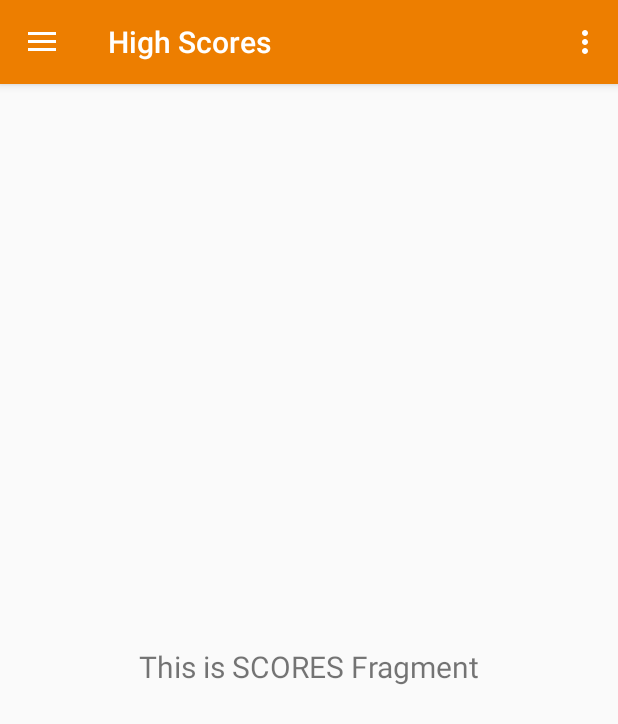
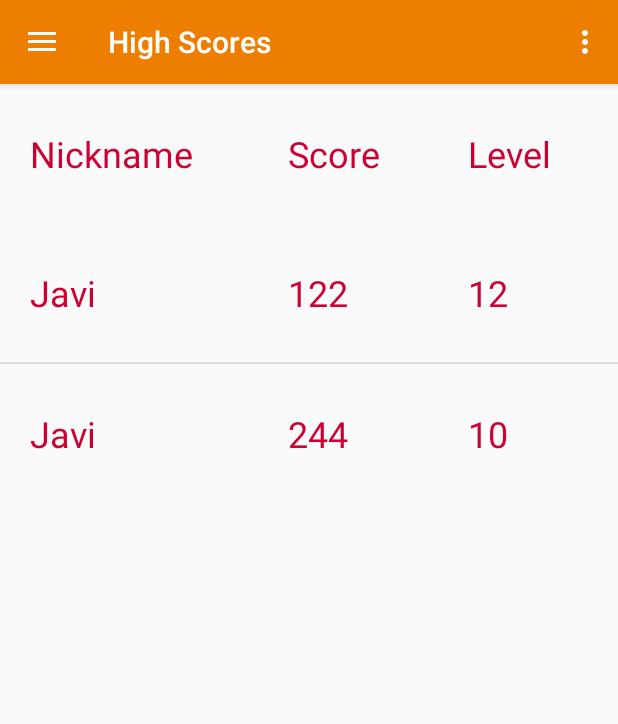
Before and after one commit to PuzzleDroid/PuzzleDroid, an Android app: the screen it shows after launch (MainActivity), after a tap on an icon or button, on a phone screen of 412 x 824 dp. Shown: the top 724 px of the screen. Run offline under Robolectric (Android 15) with nearby library versions, the light colour scheme and no system bars; our stand-ins replace Firebase (no records; nobody signed in at launch, a user with empty details on screens opened directly), Room's generated code, navigation-ui.

Commit message:
Has scores persisted and create an ordered tab

```diff
--- a/app/src/main/java/com/awaredevelopers/puzzledroid/db/AppDatabase.kt
+++ b/app/src/main/java/com/awaredevelopers/puzzledroid/db/AppDatabase.kt
@@ -18,7 +18,6 @@ abstract class AppDatabase : RoomDatabase() {
     // abstract var sInstance: AppDatabase
 
     abstract fun scoreDao(): ScoreDao
-
     /**
     private val mIsDatabaseCreated = MutableLiveData<Boolean>()
 
@@ -59,7 +58,7 @@ abstract class AppDatabase : RoomDatabase() {
                     })
                 }
             })
-            .addMigrations(MIGRATION_1_2)
+            //.addMigrations(MIGRATION_1_2)
             .build()
     }
 
@@ -107,6 +106,7 @@ abstract class AppDatabase : RoomDatabase() {
                         + "SELECT `id`, `name`, `description` FROM products"
             )
         }
-    }**/
+    }
     **/
+     **/
 }
--- a/app/src/main/java/com/awaredevelopers/puzzledroid/db/dao/ScoreDao.kt
+++ b/app/src/main/java/com/awaredevelopers/puzzledroid/db/dao/ScoreDao.kt
@@ -3,17 +3,21 @@ package com.awaredevelopers.puzzledroid.db.dao
 import androidx.lifecycle.LiveData
 import androidx.room.Dao
 import androidx.room.Insert
+import androidx.room.OnConflictStrategy
 import androidx.room.Query
 import com.awaredevelopers.puzzledroid.db.entity.ScoreEntity
-import java.util.List
+import kotlin.collections.List
 
 @Dao
 interface ScoreDao {
     @Query("Select * FROM scores")
-    fun loadAllScores(): LiveData<List<ScoreEntity>>
+    fun loadLiveScores(): LiveData<List<ScoreEntity>>
 
-    @Insert
-    fun insertScore(score: ScoreEntity)
+    @Query("Select * FROM scores")
+    fun loadAllScores(): List<ScoreEntity>
+
+    @Insert(onConflict = OnConflictStrategy.REPLACE)
+    fun insertScore(score: ScoreEntity) : Long
 
     // @Insert
     // fun insertAll(scores: List<ScoreEntity>)
--- a/app/src/main/java/com/awaredevelopers/puzzledroid/db/entity/ScoreEntity.kt
+++ b/app/src/main/java/com/awaredevelopers/puzzledroid/db/entity/ScoreEntity.kt
@@ -1,26 +1,30 @@
 package com.awaredevelopers.puzzledroid.db.entity
 
-import androidx.room.Entity;
-import androidx.room.Ignore;
-import androidx.room.PrimaryKey;
+import androidx.room.ColumnInfo
+import androidx.room.Entity
+import androidx.room.Ignore
+import androidx.room.PrimaryKey
+import org.jetbrains.annotations.NotNull
 
 @Entity(tableName = "scores")
-class ScoreEntity(val scoreParam: Int, val levelParam: Int) {
+class ScoreEntity() {
     @PrimaryKey(autoGenerate = true)
-    private var id: Int = 0
+    @NotNull
+    private var id: Long = 0
+    @ColumnInfo(defaultValue = "0")
+    @NotNull
+    private var level: Int = 0
+    @ColumnInfo(defaultValue = "0")
+    @NotNull
     private var score: Int = 0
-    private var level: Int = 0
+    @NotNull
+    private var nickname: String = ""
 
-    init {
-        setScore(scoreParam)
-        setLevel(levelParam)
-    }
-
-    fun getId(): Int {
+    fun getId(): Long {
         return id
     }
 
-    fun setId(id: Int) {
+    fun setId(id: Long) {
         this.id = id
     }
 
@@ -39,4 +43,12 @@ class ScoreEntity(val scoreParam: Int, val levelParam: Int) {
     fun setLevel(level: Int) {
         this.level = level
     }
+
+    fun getNickname(): String {
+        return this.nickname
+    }
+
+    fun setNickname(nickname: String) {
+        this.nickname = nickname
+    }
 }
--- a/app/src/main/java/com/awaredevelopers/puzzledroid/ui/home/HomeFragment.kt
+++ b/app/src/main/java/com/awaredevelopers/puzzledroid/ui/home/HomeFragment.kt
@@ -1,4 +1,6 @@
 package com.awaredevelopers.puzzledroid.ui.home
+
+import kotlinx.coroutines.*
 
 import android.content.Intent
 import android.os.Bundle
@@ -8,7 +10,9 @@ import android.view.ViewGroup
 import android.widget.ImageButton
 import android.widget.ImageView
 import androidx.fragment.app.Fragment
+import androidx.lifecycle.LifecycleOwner
 import androidx.lifecycle.LiveData
+import androidx.lifecycle.Observer
 import androidx.lifecycle.ViewModelProviders
 import androidx.navigation.fragment.findNavController
 import androidx.room.Room
@@ -24,6 +28,7 @@ import com.awaredevelopers.puzzledroid.db.entity.ScoreEntity
 class HomeFragment : Fragment() {
 
     private lateinit var homeViewModel: HomeViewModel
+    private lateinit var scoreList: List<ScoreEntity>
 
     override fun onCreateView(
             inflater: LayoutInflater,
@@ -33,18 +38,6 @@ class HomeFragment : Fragment() {
         homeViewModel =
             ViewModelProviders.of(this).get(HomeViewModel::class.java)
         val root = inflater.inflate(R.layout.fragment_home, container, false)
-
-        val applicationContext = context!!.getApplicationContext()
-
-        val db = Room.databaseBuilder(
-            applicationContext,
-            AppDatabase::class.java, "database-name"
-        ).build()
-
-        db.scoreDao().insertScore(ScoreEntity(10, 1))
-
-        val scores = db.scoreDao().loadAllScores()
-
 
         /*val textView: TextView = root.findViewById(R.id.text_home)
         homeViewModel.text.observe(viewLifecycleOwner, Observer {
--- /dev/null
+++ b/app/src/main/java/com/awaredevelopers/puzzledroid/ui/scores/ScoresAdapter.kt
@@ -0,0 +1,53 @@
+package com.awaredevelopers.puzzledroid.ui.scores
+
+import android.content.Context
+import android.view.LayoutInflater
+import android.view.View
+import android.view.ViewGroup
+import android.widget.BaseAdapter
+import android.widget.TextView
+import com.awaredevelopers.puzzledroid.R
+import com.awaredevelopers.puzzledroid.db.entity.ScoreEntity
+
+class ScoresAdapter(private val context: Context) : BaseAdapter() {
+    private val inflater: LayoutInflater
+            = context.getSystemService(Context.LAYOUT_INFLATER_SERVICE) as LayoutInflater
+
+    private var dataSource: List<ScoreEntity> = listOf()
+
+    override fun getCount(): Int {
+        return dataSource.size
+    }
+
+    override fun getItem(position: Int): Any {
+        return dataSource[position]
+    }
+
+    override fun getItemId(position: Int): Long {
+        return position.toLong()
+    }
+
+    override fun getView(position: Int, convertView: View?, parent: ViewGroup): View {
+        // Get view for row item
+        val rowView = inflater.inflate(R.layout.list_item_score, parent, false)
+
+        // Get title element
+        val timeTextView = rowView.findViewById(R.id.score_time) as TextView
+        val levelTextView = rowView.findViewById(R.id.score_level) as TextView
+        val nicknameTextView = rowView.findViewById(R.id.score_nickname) as TextView
+
+        val score = getItem(position) as ScoreEntity
+
+        timeTextView.text = score.getScore().toString()
+        levelTextView.text = score.getLevel().toString()
+        nicknameTextView.text = score.getNickname()
+
+        return rowView
+    }
+
+    open fun setScores(scores: List<ScoreEntity>) {
+        dataSource = scores
+
+        this.notifyDataSetChanged();
+    }
+}
--- a/app/src/main/java/com/awaredevelopers/puzzledroid/ui/scores/ScoresFragment.kt
+++ b/app/src/main/java/com/awaredevelopers/puzzledroid/ui/scores/ScoresFragment.kt
@@ -4,15 +4,32 @@ import android.os.Bundle
 import android.view.LayoutInflater
 import android.view.View
 import android.view.ViewGroup
-import android.widget.TextView
+import android.widget.*
 import androidx.fragment.app.Fragment
+import androidx.lifecycle.LiveData
 import androidx.lifecycle.Observer
 import androidx.lifecycle.ViewModelProviders
+import androidx.lifecycle.lifecycleScope
+import androidx.room.Room
 import com.awaredevelopers.puzzledroid.R
+import com.awaredevelopers.puzzledroid.db.AppDatabase
+import com.awaredevelopers.puzzledroid.db.entity.ScoreEntity
+import kotlinx.coroutines.launch
 
 class ScoresFragment : Fragment() {
 
     private lateinit var scoresModel: ScoresModel
+
+    fun loadScores() : LiveData<List<ScoreEntity>> {
+        val applicationContext = requireContext().getApplicationContext()
+
+        val db = Room.databaseBuilder(
+            applicationContext,
+            AppDatabase::class.java, "database-name"
+        ).createFromAsset("database/puzzledroid.db").build()
+
+        return db.scoreDao().loadLiveScores()
+    }
 
     override fun onCreateView(
             inflater: LayoutInflater,
@@ -22,10 +39,49 @@ class ScoresFragment : Fragment() {
         scoresModel =
                 ViewModelProviders.of(this).get(ScoresModel::class.java)
         val root = inflater.inflate(R.layout.fragment_scores, container, false)
-        val textView: TextView = root.findViewById(R.id.text_scores)
-        scoresModel.text.observe(viewLifecycleOwner, Observer {
-            textView.text = it
-        })
+
+        val listView = root.findViewById<ListView>(R.id.score_list_view)
+
+        val scoresAdapter = ScoresAdapter(requireContext())
+
+        listView.adapter = scoresAdapter
+
+        fun orderScores(scores: List<ScoreEntity>): List<ScoreEntity> {
+            var scoresSorted = mutableListOf<ScoreEntity>()
+
+            scores.forEach {
+                if (scoresSorted.isNotEmpty()) {
+                    for (index in 0 until scoresSorted.size) {
+                        if (it.getScore() < scoresSorted.get(index).getScore()) {
+                            scoresSorted.add(index, it)
+                            break
+                        }
+
+                        if (index === scoresSorted.size- 1) {
+                            scoresSorted.add(it)
+                        }
+                    }
+
+                } else {
+                    scoresSorted.add(it)
+                }
+            }
+
+            return scoresSorted
+        }
+
+        viewLifecycleOwner.lifecycleScope.launch {
+            val scores = loadScores().observe(viewLifecycleOwner, Observer {
+                scoresAdapter.setScores(orderScores(it))
+            })
+        }
+
         return root
     }
 }
+/*
+TableInfo{name='scores', columns={nickname=Column{name='nickname', type='TEXT', affinity='2', notNull=false, primaryKeyPosition=0, defaultValue='null'}, score=Column{name='score', type='INTEGER', affinity='3', notNull=true, primaryKeyPosition=0, defaultValue='0'}, id=Column{name='id', type='INTEGER', affinity='3', notNull=true, primaryKeyPosition=1, defaultValue='null'}, level=Column{name='level', type='INTEGER', affinity='3', notNull=true, primaryKeyPosition=0, defaultValue='0'}}, foreignKeys=[], indices=[]}
+
+TableInfo{name='scores', columns={nickname=Column{name='nickname', type='TEXT', affinity='2', notNull=true, primaryKeyPosition=0, defaultValue='null'}, score=Column{name='score', type='INTEGER', affinity='3', notNull=true, primaryKeyPosition=0, defaultValue='0'}, level=Column{name='level', type='INTEGER', affinity='3', notNull=true, primaryKeyPosition=0, defaultValue='0'}, id=Column{name='id', type='INTEGER', affinity='3', notNull=true, primaryKeyPosition=1, defaultValue='null'}}, foreignKeys=[], indices=[]}
+
+ */
--- a/app/src/main/java/com/awaredevelopers/puzzledroid/ui/scores/ScoresModel.kt
+++ b/app/src/main/java/com/awaredevelopers/puzzledroid/ui/scores/ScoresModel.kt
@@ -3,9 +3,11 @@ package com.awaredevelopers.puzzledroid.ui.scores
 import androidx.lifecycle.LiveData
 import androidx.lifecycle.MutableLiveData
 import androidx.lifecycle.ViewModel
+import androidx.room.Room
+import com.awaredevelopers.puzzledroid.db.AppDatabase
+import com.awaredevelopers.puzzledroid.db.entity.ScoreEntity
 
 class ScoresModel : ViewModel() {
-
     private val _text = MutableLiveData<String>().apply {
         value = "This is SCORES Fragment"
     }
--- a/app/src/main/res/layout/fragment_scores.xml
+++ b/app/src/main/res/layout/fragment_scores.xml
@@ -1,22 +1,56 @@
 <?xml version="1.0" encoding="utf-8"?>
-<androidx.constraintlayout.widget.ConstraintLayout xmlns:android="http://schemas.android.com/apk/res/android"
+<LinearLayout xmlns:android="http://schemas.android.com/apk/res/android"
     xmlns:app="http://schemas.android.com/apk/res-auto"
     xmlns:tools="http://schemas.android.com/tools"
-    android:layout_width="match_parent"
-    android:layout_height="match_parent"
+    android:layout_width="fill_parent"
+    android:layout_height="fill_parent"
+    android:orientation="vertical"
     tools:context=".ui.scores.ScoresFragment">
 
-    <TextView
-        android:id="@+id/text_scores"
+    <RelativeLayout xmlns:android="http://schemas.android.com/apk/res/android"
+        xmlns:tools="http://schemas.android.com/tools"
+        android:layout_width="fill_parent"
+        android:layout_height="wrap_content" >
+
+        <TextView
+            android:id="@+id/score_level"
+            android:layout_width="120dp"
+            android:layout_height="wrap_content"
+            android:paddingVertical="30dip"
+            android:paddingHorizontal="20dip"
+            android:textColor="#CC0033"
+            android:textSize="24sp"
+            android:text="Level"
+            android:layout_alignParentRight="true"/>
+
+        <TextView
+            android:id="@+id/score_time"
+            android:layout_width="120dp"
+            android:layout_height="wrap_content"
+            android:layout_toLeftOf="@+id/score_level"
+            android:paddingHorizontal="20dp"
+            android:paddingVertical="30dp"
+            android:textColor="#CC0033"
+            android:textSize="24sp"
+            android:text="Score" />
+
+        <TextView
+            android:id="@+id/score_nickname"
+            android:layout_width="match_parent"
+            android:layout_height="wrap_content"
+            android:paddingVertical="30dip"
+            android:paddingHorizontal="20dip"
+            android:textColor="#CC0033"
+            android:textSize="24sp"
+            android:layout_toLeftOf="@+id/score_time"
+            android:text="Nickname"/>
+    </RelativeLayout>
+
+    <ListView
+        android:id="@+id/score_list_view"
         android:layout_width="match_parent"
-        android:layout_height="wrap_content"
-        android:layout_marginStart="8dp"
-        android:layout_marginTop="8dp"
-        android:layout_marginEnd="8dp"
-        android:textAlignment="center"
-        android:textSize="20sp"
-        app:layout_constraintBottom_toBottomOf="parent"
-        app:layout_constraintEnd_toEndOf="parent"
-        app:layout_constraintStart_toStartOf="parent"
-        app:layout_constraintTop_toTopOf="parent" />
-</androidx.constraintlayout.widget.ConstraintLayout>
+        android:layout_height="wrap_content" >
+
+    </ListView>
+
+</LinearLayout>
--- /dev/null
+++ b/app/src/main/res/layout/list_item_score.xml
@@ -0,0 +1,37 @@
+<?xml version="1.0" encoding="utf-8"?>
+<RelativeLayout xmlns:android="http://schemas.android.com/apk/res/android"
+    xmlns:tools="http://schemas.android.com/tools"
+    android:layout_width="fill_parent"
+    android:layout_height="fill_parent" >
+
+    <TextView
+        android:id="@+id/score_level"
+        android:layout_width="120dip"
+        android:layout_height="wrap_content"
+        android:paddingVertical="30dip"
+        android:paddingHorizontal="20dip"
+        android:textColor="#CC0033"
+        android:textSize="24sp"
+        android:layout_alignParentRight="true"/>
+
+    <TextView
+        android:id="@+id/score_time"
+        android:layout_width="120dip"
+        android:layout_height="wrap_content"
+        android:layout_toLeftOf="@+id/score_level"
+        android:paddingHorizontal="20dp"
+        android:paddingVertical="30dp"
+        android:textColor="#CC0033"
+        android:textSize="24sp" />
+
+    <TextView
+        android:id="@+id/score_nickname"
+        android:layout_width="match_parent"
+        android:layout_height="wrap_content"
+        android:paddingVertical="30dip"
+        android:paddingHorizontal="20dip"
+        android:textColor="#CC0033"
+        android:textSize="24sp"
+        android:layout_toLeftOf="@+id/score_time"/>
+
+</RelativeLayout>
```
Also changed, not shown: app/src/main/assets/database/puzzledroid.db (added).
